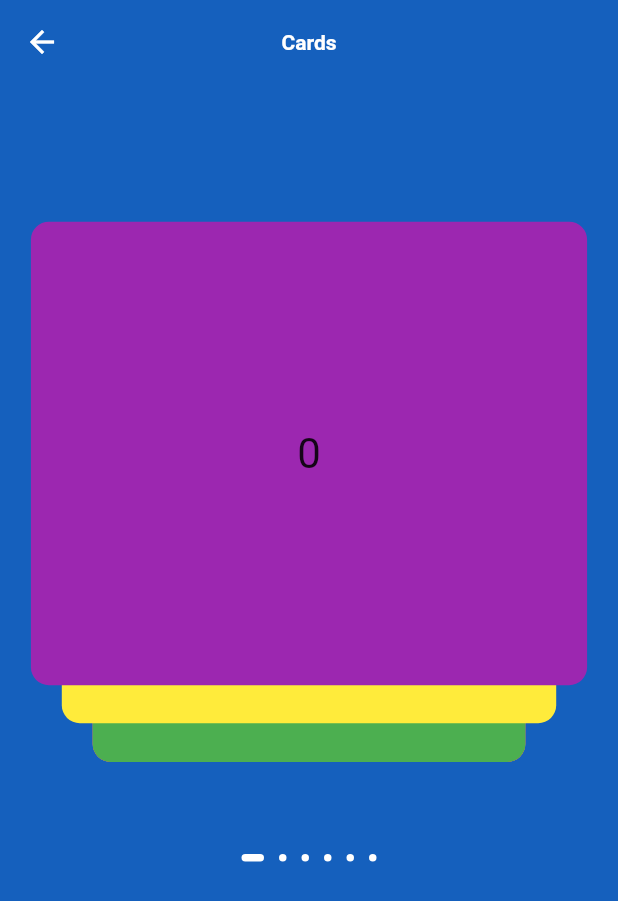
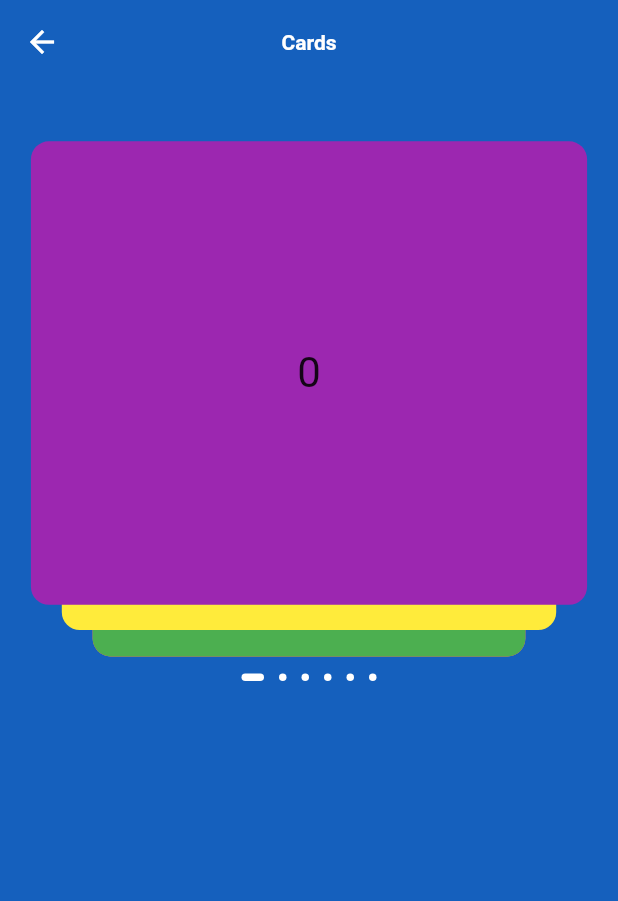
Before and after one commit to Asylzatwww/card_slider, a Flutter app: the screen it shows after launch, after a tap on "Slide widget", on a phone screen of 412 x 824 dp. Shown: the top 901 px of the screen. Run offline on Flutter 3.47's test engine with Material 2 defaults, Android fonts, the phone set to English and light mode, and no system bars; network calls fail.

Commit message:
Added new fields: containerWidth, containerHeight, containerColor, itemDotOffset. Added documentation and example on how to use slider inside scrollable Column. Flutter formatting

```diff
--- a/example/lib/main.dart
+++ b/example/lib/main.dart
@@ -58,6 +58,9 @@ class _MainPageState extends State<MainPage> {
         cards: valuesWidget,
         bottomOffset: .0003,
         cardHeight: 0.75,
-        ));
+        containerHeight: MediaQuery.of(context).size.height - 100,
+        itemDotOffset: -0.05,
+      ),
+    );
   }
 }
--- a/example_app/lib/main.dart
+++ b/example_app/lib/main.dart
@@ -1,6 +1,7 @@
 import 'dart:io';
 
 import 'package:example/slides/slide_images.dart';
+import 'package:example/slides/slide_in_column.dart';
 import 'package:example/slides/slide_widget.dart';
 import 'package:flutter/material.dart';
 
@@ -53,6 +54,16 @@ class _MainPageState extends State<MainPage> {
               },
               child: const Text("Slide widget"),
             ),
+            const SizedBox(
+              height: 20,
+            ),
+            TextButton(
+              onPressed: () {
+                Navigator.of(context).push(MaterialPageRoute(
+                    builder: (context) => const SlideInColumn()));
+              },
+              child: const Text("Slide inside column widget"),
+            ),
           ],
         ),
       ), // This trailing comma makes auto-formatting nicer for build methods.
--- a/example_app/lib/slides/slide_widget.dart
+++ b/example_app/lib/slides/slide_widget.dart
@@ -55,8 +55,9 @@ class SlideWidget extends StatelessWidget {
         ),
         body: CardSlider(
           cards: valuesWidget,
-          bottomOffset: .0003,
+          bottomOffset: .0005,
           cardHeight: 0.75,
+          itemDotOffset: 0.25,
         ));
   }
 }
--- a/lib/src/slider.dart
+++ b/lib/src/slider.dart
@@ -23,6 +23,10 @@ class CardSlider extends StatefulWidget {
       this.cardHeight = .85,
       this.cardWidthOffset = .1,
       this.cardHeightOffset = .01,
+      this.containerWidth = double.infinity,
+      this.containerHeight = 500,
+      this.containerColor = Colors.transparent,
+      this.itemDotOffset = 0,
       this.itemDot})
       : super(key: key);
 
@@ -49,6 +53,14 @@ class CardSlider extends StatefulWidget {
   final double? cardHeightOffset;
   // Optional is a widget by which can be changed the dots of th slider position
   final WidgetFunction<double>? itemDot;
+  // Optional is a width of main Container
+  final double? containerWidth;
+  // Optional is a height of main Container
+  final double? containerHeight;
+  // Optional is a color of main Container
+  final Color? containerColor;
+  // Optional is a distance to position itemDot under slides
+  final double? itemDotOffset;
 }
 
 class _CardSliderState extends State<CardSlider>
@@ -323,9 +335,13 @@ class _CardSliderState extends State<CardSlider>
       runOnlyOnce = true;
     }
 
-    return Stack(
-      children: _sliderBody(),
-    );
+    return Container(
+        color: widget.containerColor,
+        height: widget.containerHeight,
+        width: widget.containerWidth,
+        child: Stack(
+          children: _sliderBody(),
+        ));
   }
 
   // the main body, gesture detector, slide widgets
@@ -468,8 +484,12 @@ class _CardSliderState extends State<CardSlider>
     return Stack(
       children: [
         Align(
-          alignment: Alignment(Alignment.center.x,
-              Alignment.center.y + alignmentCenterYOffset / 2 + 0.65),
+          alignment: Alignment(
+              Alignment.center.x,
+              Alignment.center.y +
+                  alignmentCenterYOffset / 2 +
+                  0.65 +
+                  widget.itemDotOffset!),
           child: Row(
             children: [
               const Spacer(),
--- a/pubspec.yaml
+++ b/pubspec.yaml
@@ -1,6 +1,6 @@
 name: card_slider
 description: A draggable Flutter image carousel slider, swipe or drag to change the slide!
-version: 1.0.4
+version: 1.0.5
 homepage: https://github.com/Asylzatwww/card_slider
 
 environment:
```
Also changed, not shown: example_app/lib/slides/slide_images.dart (+5 -4 lines), example_app/lib/slides/slide_in_column.dart (added, +117 -0 lines), 3 other files. Lines whose indentation alone changed are shown as unchanged.
